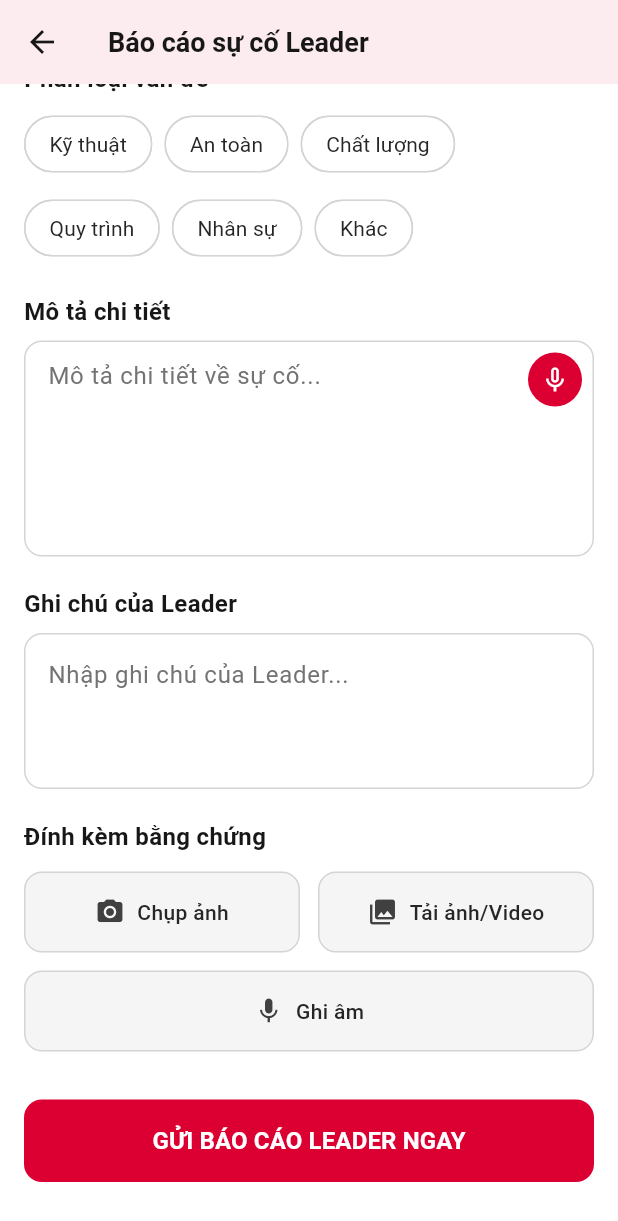
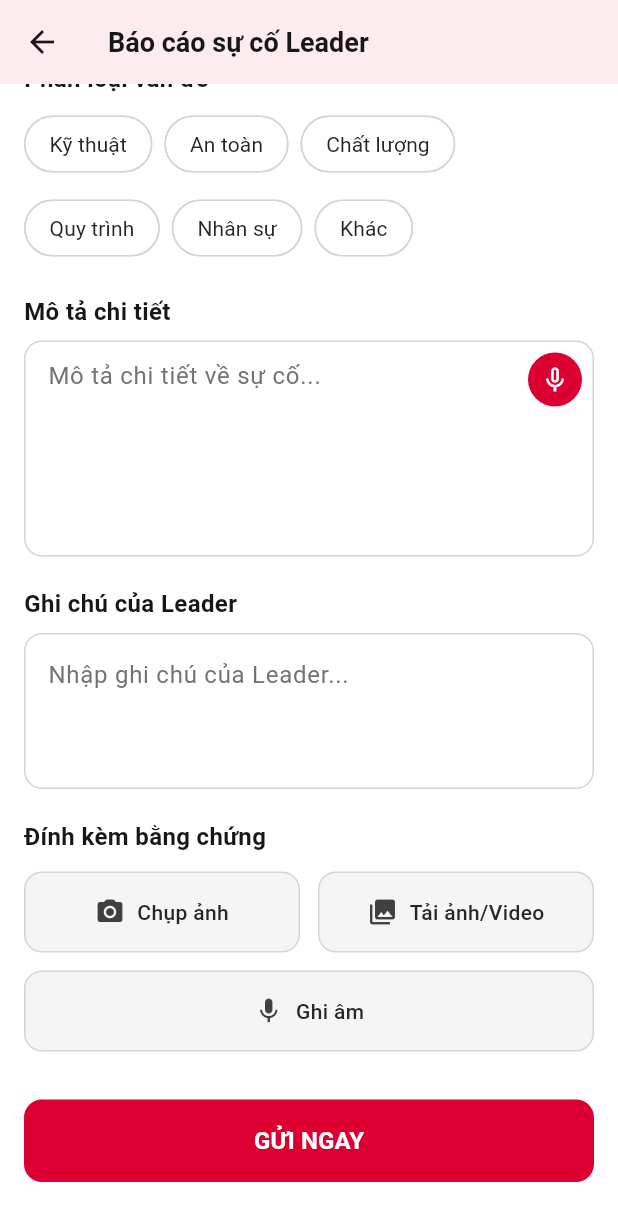
Before and after one commit to Vudangkhoa0910/SmartFactory_CONNECT_App, a Flutter app: the LeaderReportFormScreen screen opened by its route, scrolled down 772 dp, on a phone screen of 412 x 824 dp. Shown: the top 1221 px of the screen. Run offline on Flutter 3.47's test engine with Material 3 defaults, Android fonts, the phone set to English and light mode, and no system bars; our stand-ins replace audioplayers, camera, carousel_slider, flutter_secure_storage, flutter_svg, image_picker and 5 more; missing offline and left inert: mobile_scanner, record; accounts and stored records are empty; project files that could hold a hidden picture were left out.

Commit message:
tuan:leader report form v1.1

```diff
--- a/lib/screens/report/leader_report_form_screen.dart
+++ b/lib/screens/report/leader_report_form_screen.dart
@@ -773,7 +773,7 @@ class _LeaderReportFormScreenState extends State<LeaderReportFormScreen> {
                   elevation: 0,
                 ),
                 child: Text(
-                  'GỬI BÁO CÁO LEADER NGAY',
+                  'GỬI NGAY',
                   style: TextStyle(
                     color: AppColors.white,
                     fontSize: 16,
```
